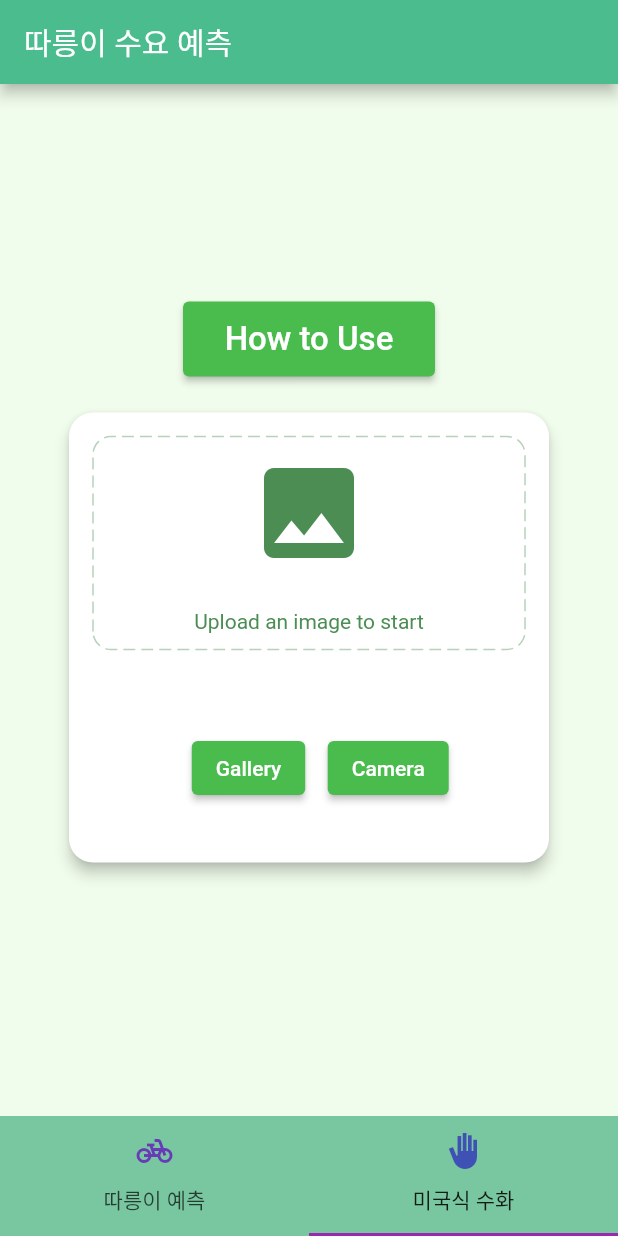
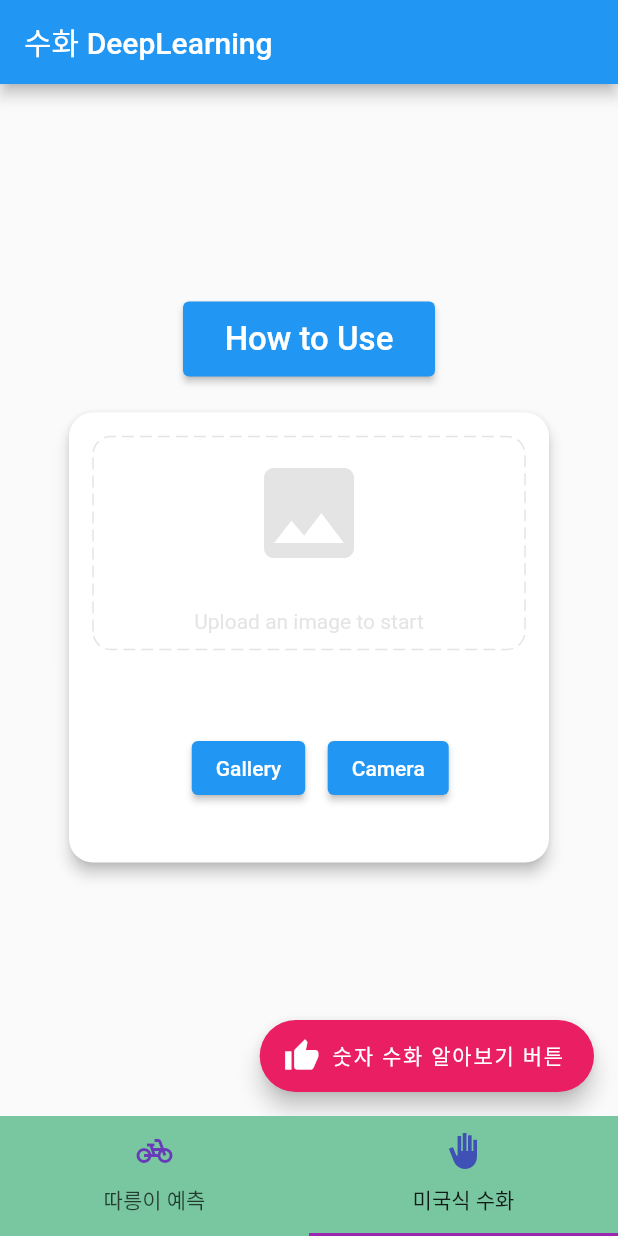
Before and after one commit to yang-gwihyeon/FlutterApp, a Flutter app: the screen it shows after launch, tab 2 chosen, on a phone screen of 412 x 824 dp. Run offline on Flutter 3.47's test engine with Material 2 defaults, Android fonts, the phone set to English and light mode, and no system bars; drawn by our look-alikes of dotted_border; our stand-ins replace image_cropper, image_picker; missing offline and left inert: dart:ffi, group_list_view, image_cropper_for_web.

Commit message:
commit 0810 1044
commit 0810 1044

```diff
--- a/Flutter_DL_pj3/asl_recognition_app/lib/asl_ML_page.dart
+++ b/Flutter_DL_pj3/asl_recognition_app/lib/asl_ML_page.dart
@@ -34,7 +34,7 @@ class _aslPageState extends State<aslPage> {
   @override
   Widget build(BuildContext context) {
     return Scaffold(
-      appBar: AppBar(title: Text('따릉이 수요 예측')
+      appBar: AppBar(title: Text('수화 DeepLearning')
       ),
       body: Column(
         mainAxisSize: MainAxisSize.max,
@@ -119,6 +119,14 @@ class _aslPageState extends State<aslPage> {
             ],
           ))),
         ],
+      ),
+            floatingActionButton: FloatingActionButton.extended(
+        onPressed: () {
+         Navigator.pushNamed(context, '/2nd');
+        },
+        label: const Text('숫자 수화 알아보기 버튼'),
+        icon: const Icon(Icons.thumb_up),
+        backgroundColor: Colors.pink,
       ),
     );
   }
--- a/Flutter_DL_pj3/asl_recognition_app/lib/dri_ML_page.dart
+++ b/Flutter_DL_pj3/asl_recognition_app/lib/dri_ML_page.dart
@@ -35,7 +35,7 @@ class _driPageState extends State<driPage> {
   @override
   Widget build(BuildContext context) {
     return Scaffold(
-      appBar:AppBar(title: Text('수화 DL')) ,
+      appBar:AppBar(title: Text('따릉이 수요 예측')) ,
       body: Center(
         child: Column(
           crossAxisAlignment: CrossAxisAlignment.center,
--- a/Flutter_DL_pj3/asl_recognition_app/lib/TEST.dart
+++ b/Flutter_DL_pj3/asl_recognition_app/lib/listViewPage.dart
@@ -2,23 +2,8 @@ import 'package:flutter/material.dart';
 import 'package:group_list_view/group_list_view.dart';
 
 
-void main() => runApp(MyApp());
 
-Map<String, List> _elements = {
-  'Team A': ['Klay Lewis', 'Ehsan Woodard', 'River Bains'],
-  'Team B': ['Toyah Downs', 'Tyla Kane'],
-  'Team C': ['Marcus Romero', 'Farrah Parkes', 'Fay Lawson', 'Asif Mckay'],
-  'Team D': [
-    'Casey Zuniga',
-    'Ayisha Burn',
-    'Josie Hayden',
-    'Kenan Walls',
-    'Mario Powers'
-  ],
-  'Team Q': ['Toyah Downs', 'Tyla Kane', 'Toyah Downs'],
-};
-
-class MyApp extends StatelessWidget {
+class ListviewPage extends StatelessWidget {
   @override
   Widget build(BuildContext context) {
     return MaterialApp(
@@ -28,7 +13,7 @@ class MyApp extends StatelessWidget {
       ),
       home: Scaffold(
         appBar: AppBar(
-          title: Text('수화 사진 페이지'),
+          title: Text('수화 '),
         ),
         body: GroupListView(
           sectionsCount: 1,
@@ -49,6 +34,15 @@ class MyApp extends StatelessWidget {
           separatorBuilder: (context, index) => SizedBox(height: 10),
           sectionSeparatorBuilder: (context, section) => SizedBox(height: 10),
         ),
+          floatingActionButton: FloatingActionButton.extended(
+        onPressed: () {
+          Navigator.of(context).pop();
+
+        },
+        label: const Text('Back'),
+        icon: const Icon(Icons.arrow_back),
+        backgroundColor: Colors.pink,
+      ),
       ),
     );
   }
--- a/Flutter_DL_pj3/asl_recognition_app/lib/main.dart
+++ b/Flutter_DL_pj3/asl_recognition_app/lib/main.dart
@@ -16,9 +16,7 @@ import 'cropper/ui_helper.dart'
 import 'dart:convert';
 import 'package:http/http.dart' as http;
 
-void main() {
-  runApp(const MyApp());
-}
+
 
 class MyApp extends StatelessWidget {
   const MyApp({Key? key}) : super(key: key);
--- /dev/null
+++ b/Flutter_DL_pj3/asl_recognition_app/lib/navigator_page.dart
@@ -0,0 +1,24 @@
+import 'package:asl_recognition_app/listViewPage.dart';
+import 'package:asl_recognition_app/main.dart';
+import 'package:flutter/material.dart';
+
+
+void main() {
+  runApp(const MyApp());
+}
+
+class MyApp extends StatelessWidget {
+  const MyApp({Key? key}) : super(key: key);
+
+  @override
+  Widget build(BuildContext context) {
+    return MaterialApp(
+     routes: {
+
+       '/1st' : (context) => const HomePage(),
+        '/2nd' : (context) => ListviewPage(),
+     },
+     initialRoute: '/1st',
+    );
+  }
+}
```
Also changed, not shown: 1 other file.
